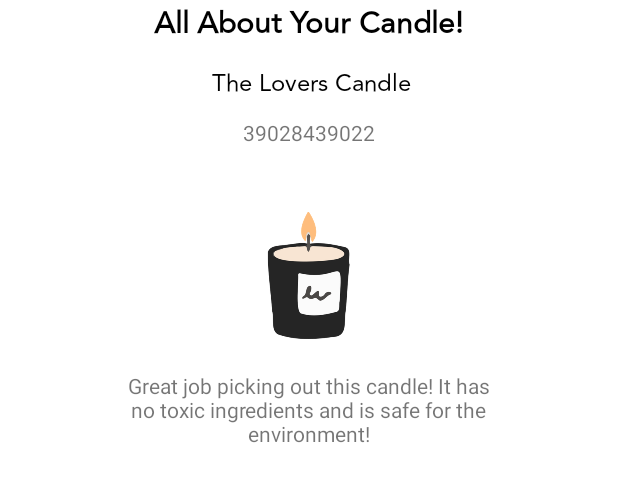
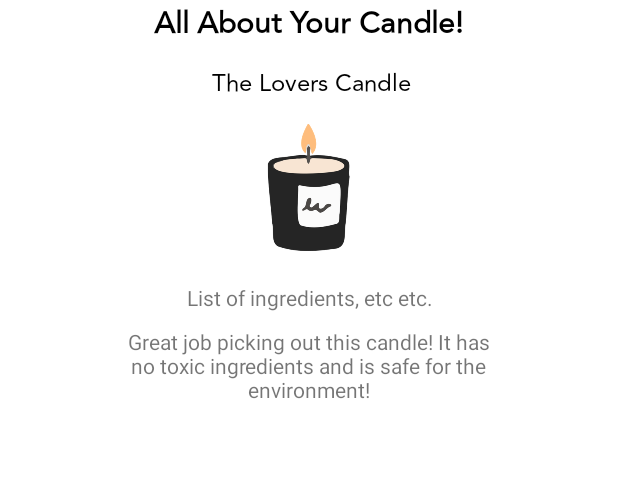
Before and after one commit to alishadnaidu/CandleBox, an Android app: the layout bottom_dialog_barcode.xml on its own in the app's theme, with its tools: preview values and no code run, on a phone screen of 412 x 824 dp. Shown: the top 482 px of the screen. Run offline under Robolectric (Android 15) with nearby library versions, the phone set to English and light mode, and no system bars.

Commit message:
Added ingredients display to bottom dialog

```diff
--- a/app/src/main/java/com/example/candlebox/BottomDialog.java
+++ b/app/src/main/java/com/example/candlebox/BottomDialog.java
@@ -32,7 +32,7 @@ public class BottomDialog extends BottomSheetDialogFragment {
     public static final String TAG = "BottomDialog";
     public static String message;
     private TextView title;
-    public static TextView candleName, rawDataDisplay, ingredientsList, sustainabilityMessage;
+    public static TextView candleName, ingredientsList, sustainabilityMessage;
     private String fetchRawBarcode;
     public static ImageView ivCandle;
     private String candleDatabaseName = "";
@@ -44,7 +44,6 @@ public class BottomDialog extends BottomSheetDialogFragment {
         View view = inflater.inflate(R.layout.bottom_dialog_barcode, container, false);
         title = view.findViewById(R.id.allAboutYourCandle);
         candleName = view.findViewById(R.id.candleName);
-        rawDataDisplay = view.findViewById(R.id.rawdatadisplay);
         ingredientsList = view.findViewById(R.id.ingredientsList);
         ivCandle = view.findViewById(R.id.ivCandle);
         sustainabilityMessage = view.findViewById(R.id.sustainabilityMessage);
@@ -94,7 +93,8 @@ public class BottomDialog extends BottomSheetDialogFragment {
                     //get the candle name and set the textview
                     candleDatabaseName = candle.getCandleName();
                     candleName.setText(candleDatabaseName);
-                    rawDataDisplay.setText(String.valueOf(fetchRawBarcode));
+                    //rawDataDisplay.setText(String.valueOf(fetchRawBarcode));
+                    ingredientsList.setText(candle.getIngredients());
                     checkToxicity(candle.getIngredients());
                 }
                 else if (e.getCode() == ParseException.OBJECT_NOT_FOUND)
--- a/app/src/main/res/layout/bottom_dialog_barcode.xml
+++ b/app/src/main/res/layout/bottom_dialog_barcode.xml
@@ -37,37 +37,26 @@
         android:textSize="16sp"
         tools:text="The Lovers Candle" />
 
-    <TextView
-        android:id="@+id/rawdatadisplay"
-        android:layout_width="wrap_content"
-        android:layout_height="wrap_content"
-        android:layout_below="@+id/candleName"
-        android:layout_alignParentEnd="true"
-        android:layout_centerHorizontal="true"
-        android:layout_marginTop="10dp"
-        android:layout_marginEnd="162dp"
-        android:textAlignment="center"
-        tools:text="39028439022" />
-
 
     <TextView
         android:id="@+id/ingredientsList"
         android:layout_width="wrap_content"
         android:layout_height="wrap_content"
-        android:layout_below="@+id/rawdatadisplay"
+        android:layout_below="@+id/ivCandle"
         android:layout_centerHorizontal="true"
         android:layout_marginTop="10dp"
-        android:layout_marginEnd="158dp"
-        android:textAlignment="center" />
+        android:textAlignment="center"
+        tools:text="List of ingredients, etc etc." />
 
     <TextView
         android:id="@+id/sustainabilityMessage"
         android:layout_width="wrap_content"
         android:layout_height="wrap_content"
-        android:layout_below="@+id/ivCandle"
+        android:layout_below="@+id/ingredientsList"
         android:layout_centerHorizontal="true"
         android:layout_marginTop="10dp"
         android:layout_marginEnd="158dp"
+        android:paddingBottom="20dp"
         android:textAlignment="center"
         tools:text="Great job picking out this candle! It has no toxic ingredients and is safe for the environment!" />
 
@@ -75,8 +64,9 @@
         android:id="@+id/ivCandle"
         android:layout_width="100dp"
         android:layout_height="100dp"
-        android:layout_below="@+id/ingredientsList"
+        android:layout_below="@+id/candleName"
         android:layout_centerHorizontal="true"
         android:layout_marginTop="10dp"
-        app:srcCompat="@drawable/candle_logo" />
+        app:srcCompat="@drawable/candle_logo"
+        tools:layout_centerHorizontal="true" />
 </RelativeLayout>
```
